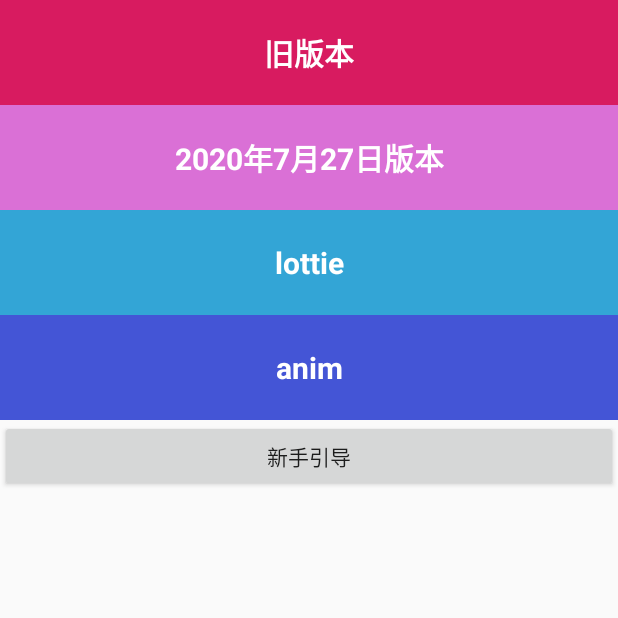
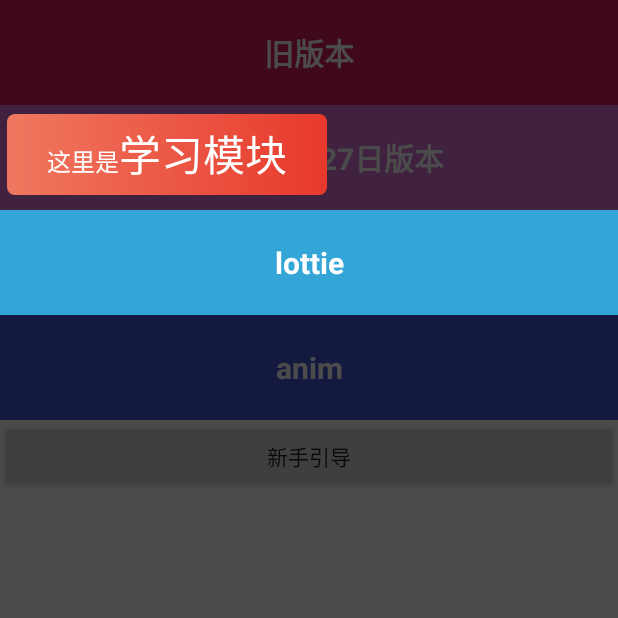
Before and after one commit to FTDShanCai/CustomView, an Android app: the screen it shows after launch (WelcomeActivity), after a tap on "旧版本", on a phone screen of 412 x 824 dp, the top half of it. Run offline under Robolectric (Android 15) with nearby library versions, the phone set to English and light mode, and no system bars; libraries missing offline, so code that uses them is left out: com.facebook.soloader; Roboto replaces fonts that are not available here; 1 statement that could not run was skipped; 3 other taps on this screen came first.

Commit message:
GuideView

```diff
--- a/guide/build.gradle
+++ b/guide/build.gradle
@@ -2,6 +2,11 @@ apply plugin: 'com.android.library'
 
 android {
     compileSdkVersion 29
+
+    defaultConfig {
+        minSdkVersion 16
+        targetSdkVersion 29
+    }
 
     compileOptions {
         sourceCompatibility JavaVersion.VERSION_1_8
--- /dev/null
+++ b/guide/src/main/java/com/ddc/guide/custom/ShapeStudy.java
@@ -0,0 +1,55 @@
+package com.ddc.guide.custom;
+
+import android.content.Context;
+import android.graphics.Color;
+import android.text.SpannableString;
+import android.text.Spanned;
+import android.text.style.AbsoluteSizeSpan;
+import android.view.Gravity;
+import android.widget.TextView;
+
+import androidx.constraintlayout.widget.ConstraintSet;
+import androidx.core.view.ViewCompat;
+
+import com.ddc.guide.R;
+import com.ddc.guide.shape.Shape;
+import com.ddc.guide.utils.Utils;
+import com.ddc.guide.view.MaterialIntroView;
+
+/**
+ * ******************************
+ *
+ * @Author YOULU-ddc
+ * date ：2020/8/29 0029
+ * description:xxx
+ * ******************************
+ */
+public class ShapeStudy implements Shape {
+
+    @Override
+    public void configShape(MaterialIntroView group, int targetViewId) {
+        Context context = group.getContext();
+        TextView textTip = new TextView(context);
+        SpannableString spas = new SpannableString("这里是学习模块");
+        spas.setSpan(new AbsoluteSizeSpan(Utils.dpToPx(28)), 3, 7, Spanned.SPAN_EXCLUSIVE_EXCLUSIVE);
+        textTip.setText(spas);
+        textTip.setTextColor(Color.WHITE);
+        textTip.setTextSize(16);
+        textTip.setPadding(40, 8, 40, 10);
+        textTip.setId(ViewCompat.generateViewId());
+        textTip.setBackgroundResource(R.drawable.shape_tip);
+        group.addView(textTip);
+
+        {
+            ConstraintSet set = new ConstraintSet();
+            set.clone(group);
+            set.connect(textTip.getId(), ConstraintSet.BOTTOM,
+                    targetViewId, ConstraintSet.TOP);
+            set.connect(textTip.getId(), ConstraintSet.LEFT,
+                    targetViewId, ConstraintSet.LEFT);
+            set.setMargin(textTip.getId(), ConstraintSet.BOTTOM, Utils.dpToPx(10));
+            set.setMargin(textTip.getId(), ConstraintSet.LEFT, Utils.dpToPx(5));
+            set.applyTo(group);
+        }
+    }
+}
--- a/guide/src/main/java/com/ddc/guide/view/MaterialIntroView.java
+++ b/guide/src/main/java/com/ddc/guide/view/MaterialIntroView.java
@@ -11,22 +11,15 @@ import android.graphics.PorterDuff;
 import android.graphics.PorterDuffXfermode;
 import android.os.Build;
 import android.os.Handler;
-import android.text.SpannableString;
-import android.text.Spanned;
-import android.text.style.AbsoluteSizeSpan;
 import android.util.AttributeSet;
-import android.view.Gravity;
 import android.view.MotionEvent;
 import android.view.View;
 import android.view.ViewGroup;
 import android.view.ViewTreeObserver;
-import android.widget.TextView;
 
 import androidx.constraintlayout.widget.ConstraintLayout;
-import androidx.constraintlayout.widget.ConstraintSet;
 import androidx.core.view.ViewCompat;
 
-import com.ddc.guide.R;
 import com.ddc.guide.animation.AnimationFactory;
 import com.ddc.guide.animation.AnimationListener;
 import com.ddc.guide.animation.MaterialIntroListener;
@@ -34,7 +27,6 @@ import com.ddc.guide.prefs.PreferencesManager;
 import com.ddc.guide.shape.GuideView;
 import com.ddc.guide.shape.TargetShape;
 import com.ddc.guide.utils.Constants;
-import com.ddc.guide.utils.Utils;
 
 import java.util.ArrayList;
 import java.util.List;
@@ -191,7 +183,6 @@ public class MaterialIntroView extends ConstraintLayout {
                 if (isLayoutFinish && !isLayoutCompleted) {
                     isLayoutCompleted = true;
                     post(() -> setViews());
-                    removeOnGlobalLayoutListener(MaterialIntroView.this, this);
                 }
             }
         });
@@ -199,6 +190,7 @@ public class MaterialIntroView extends ConstraintLayout {
     }
 
     private void setViews() {
+        removeAllViews();
         GuideView grGuideView = grGuideViews.get(currentGuidePosition);
         for (TargetShape targetShape : grGuideView.getTargetShapes()) {
             targetShape.initViewShape(this);
@@ -271,6 +263,15 @@ public class MaterialIntroView extends ConstraintLayout {
      * Dismiss Material Intro View
      */
     public void dismiss() {
+        int size = grGuideViews.size();
+        if (currentGuidePosition + 1 != size) {
+            currentGuidePosition++;
+            isLayoutCompleted = false;
+            requestLayout();
+            return;
+        }
+
+
         if (!isIdempotent) {
             preferencesManager.setDisplayed(materialIntroViewId);
         }
```
Also changed, not shown: app/src/main/java/com/example/customview/WelcomeActivity.java (+12 -5 lines), guide/src/main/java/com/ddc/guide/prefs/PreferencesManager.java (+5 -5 lines).
